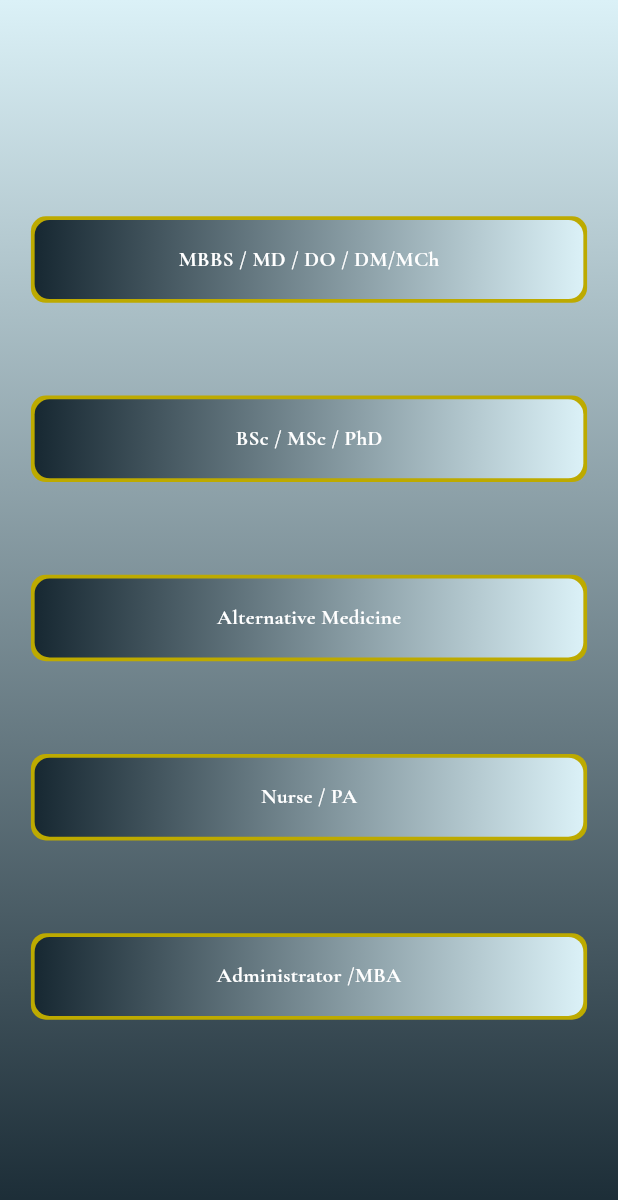
After one commit to MyyDoc/Myy-Doctor, a Flutter app: the HealthcareProfile screen opened directly, on a phone screen of 412 x 824 dp. The commit adds this screen. Shown: the top 1200 px of the screen. Run offline on Flutter 3.47's test engine with Material 3 defaults, Android fonts, the phone set to English and light mode, and no system bars; our stand-ins replace font_awesome_flutter, geocoding, geolocator, google_fonts, shared_preferences; accounts and stored records are empty.

Commit message:
tracked untracked

```diff
--- a/lib/presentation/screens/auth/login.dart
+++ b/lib/presentation/screens/auth/login.dart
@@ -1,12 +1,10 @@
 import 'package:flutter/material.dart';
-import 'package:font_awesome_flutter/font_awesome_flutter.dart';
 import 'package:google_fonts/google_fonts.dart';
 import 'package:myydoctor/presentation/screens/home/homescreen.dart';
 import 'package:myydoctor/presentation/screens/profile/profile_details_creation/selfie_screen.dart';
 import 'package:myydoctor/presentation/widgets/auth/loginButton.dart';
 import 'package:myydoctor/presentation/widgets/auth/icons.dart';
 import 'package:myydoctor/presentation/widgets/auth/logo.dart';
-import 'package:myydoctor/presentation/screens/payment/payment.dart';
 
 class LoginAndSignUp extends StatefulWidget {
   const LoginAndSignUp({super.key});
--- /dev/null
+++ b/lib/presentation/screens/profile/profile_details_creation/healthcare_profile.dart
@@ -0,0 +1,42 @@
+import 'package:flutter/material.dart';
+import 'package:myydoctor/presentation/widgets/colours.dart';
+import 'package:myydoctor/presentation/widgets/profile/second_app_button.dart';
+
+class HealthcareProfile extends StatelessWidget {
+  const HealthcareProfile({super.key});
+
+  @override
+  Widget build(BuildContext context) {
+    final screenWidth = MediaQuery.of(context).size.width;
+    final screenHeight = MediaQuery.of(context).size.height;
+    return Container(
+      decoration: BoxDecoration(
+        gradient: LinearGradient(
+          colors: [AppColors.darkBlue, AppColors.lightBlue],
+          begin: Alignment.bottomCenter,
+          end: Alignment.topCenter,
+        ),
+      ),
+      child: SafeArea(
+        child: Scaffold(
+          backgroundColor: Colors.transparent,
+          body: Center(
+            child: SizedBox(
+              height: screenHeight * 0.8,
+              child: Column(
+                mainAxisAlignment: MainAxisAlignment.spaceEvenly,
+                children: [
+                  SecondAppButton(screenHeight: screenHeight, screenWidth: screenWidth,text: 'MBBS / MD / DO / DM/MCh',),
+                  SecondAppButton(screenHeight: screenHeight, screenWidth: screenWidth,text: 'BSc / MSc / PhD',),
+                  SecondAppButton(screenHeight: screenHeight, screenWidth: screenWidth,text: 'Alternative Medicine',),
+                  SecondAppButton(screenHeight: screenHeight, screenWidth: screenWidth,text: 'Nurse / PA',),
+                  SecondAppButton(screenHeight: screenHeight, screenWidth: screenWidth,text: 'Administrator /MBA',),
+                ],
+              ),
+            ),
+          ),
+        ),
+      ),
+    );
+  }
+}
--- a/lib/presentation/screens/profile/profile_screen.dart
+++ b/lib/presentation/screens/profile/profile_screen.dart
@@ -1,5 +1,4 @@
 import 'package:flutter/material.dart';
-import 'package:myydoctor/presentation/widgets/common_widgets.dart';
 import 'package:myydoctor/presentation/widgets/home/feed_container_item.dart';
 import 'package:myydoctor/presentation/widgets/home/story_circle.dart';
 import 'package:myydoctor/presentation/widgets/profile/goto_payment_container.dart';
```
Also changed, not shown: lib/presentation/screens/profile/profile_details_creation/healthcare_curious.dart (added, +42 -0 lines), lib/presentation/screens/profile/profile_details_creation/healthcare_enterprise.dart (added, +42 -0 lines), lib/presentation/screens/profile/profile_details_creation/healthcare_influencer.dart (added, +42 -0 lines), lib/presentation/screens/profile/profile_details_creation/patient_page.dart (added, +42 -0 lines).
